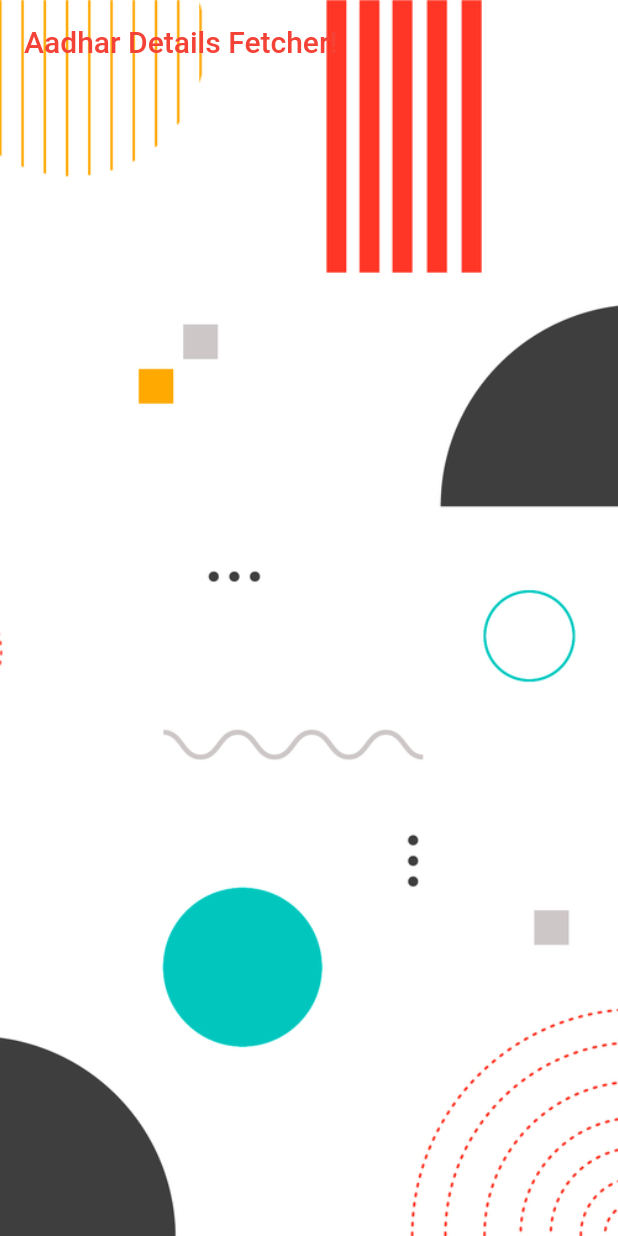
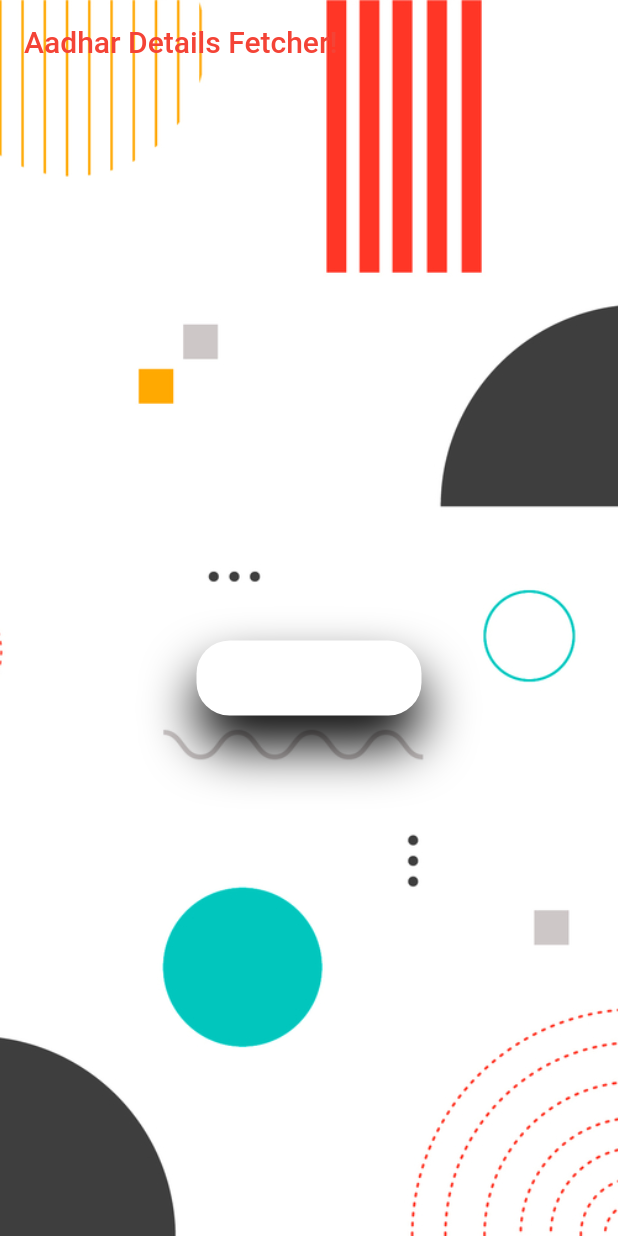
Before and after one commit to probe2k/aadhar_flutter, a Flutter app: the screen it shows after launch, on a phone screen of 412 x 824 dp. Run offline on Flutter 3.47's test engine with Material 2 defaults, Android fonts, the phone set to English and light mode, and no system bars.

Commit message:
layout stating

```diff
--- a/lib/app_home.dart
+++ b/lib/app_home.dart
@@ -34,6 +34,22 @@ class _AppHomeState extends State<AppHome> {
         padding: const EdgeInsets.only(
           top: 80,
         ),
+        child: Center(
+          child: Container(
+            height: 50.0,
+            width: 150.0,
+            decoration: BoxDecoration(
+              boxShadow: [
+                BoxShadow(
+                  offset: Offset(0.0, 20.0),
+                  blurRadius: 30.0,
+                ),
+              ],
+              color: Colors.white,
+              borderRadius: BorderRadius.circular(22.0),
+            ),
+          ),
+        ),
       ),
     );
   }
```
